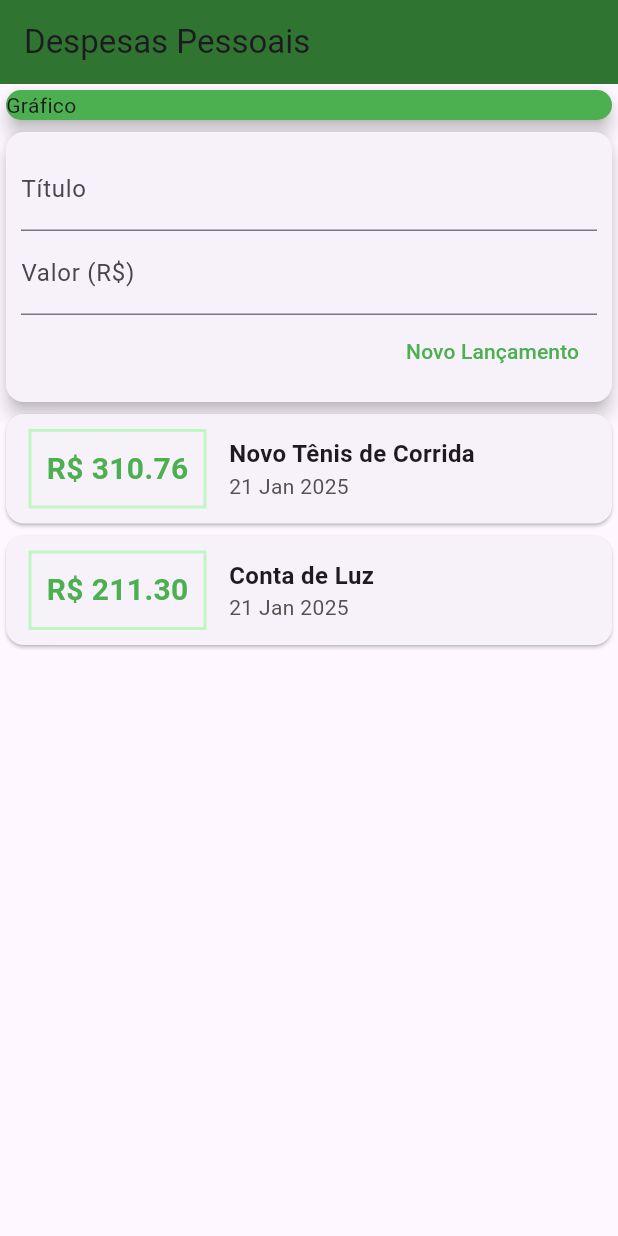
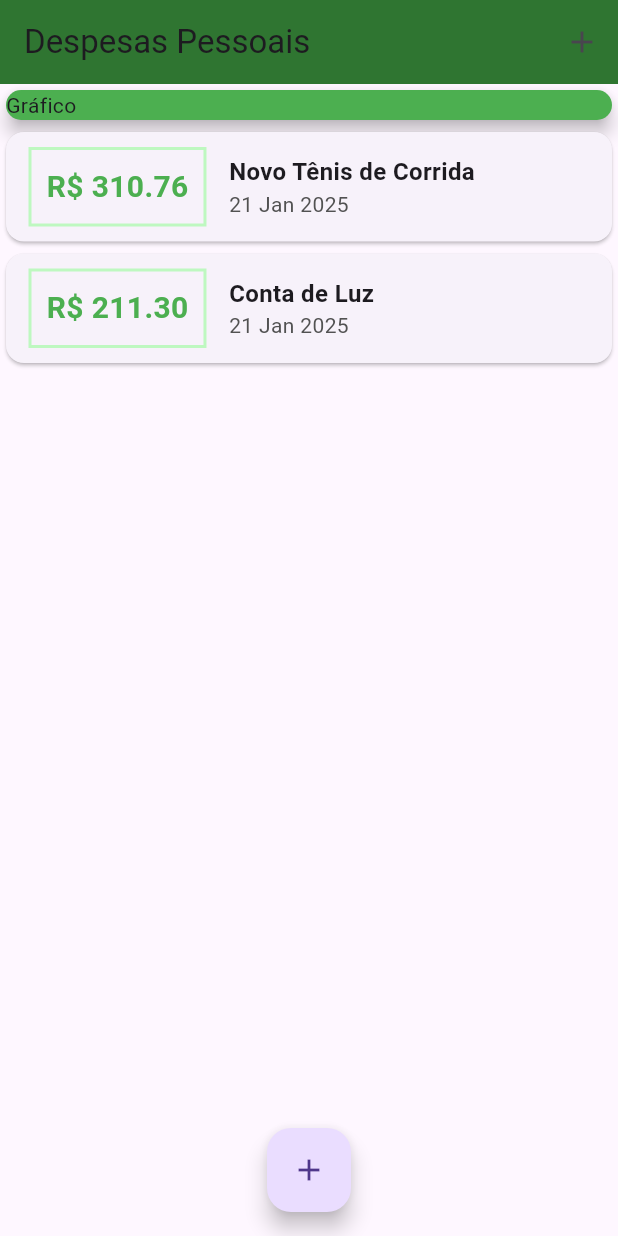
Before and after one commit to ErickFerreiradev/projetoDespesas, a Flutter app: the screen it shows after launch, on a phone screen of 412 x 824 dp. Run offline on Flutter 3.47's test engine with Material 3 defaults, Android fonts, the phone set to English and light mode, and no system bars.

Commit message:
Melhorias implementadas

```diff
--- a/lib/components/transaction_user.dart
+++ /dev/null
@@ -1,52 +0,0 @@
-import 'dart:math';
-
-import 'package:flutter/material.dart';
-import 'transaction_form.dart';
-import 'transaction_list.dart';
-import '../models/transaction.dart';
-
-class TransactionUser extends StatefulWidget {
-  const TransactionUser({super.key});
-
-  @override
-  State<TransactionUser> createState() => _TransactionUserState();
-}
-
-class _TransactionUserState extends State<TransactionUser> {
-  final _transactions = [
-    Transaction(
-      id: 't1',
-      title: 'Novo Tênis de Corrida',
-      value: 310.76,
-      date: DateTime.now(),
-    ),
-    Transaction(
-      id: 't2',
-      title: 'Conta de Luz',
-      value: 211.30,
-      date: DateTime.now(),
-    ),
-  ];
-
-  _addTransaction(String title, double value) {
-    final newTransaction = Transaction(
-      id: Random().nextDouble().toString(),
-      title: title,
-      value: value,
-      date: DateTime.now(),
-      );
-
-    setState(() {
-      _transactions.add(newTransaction);
-    });
-
-  }
-
-  @override
-  Widget build(BuildContext context) {
-    return Column(children: [
-      TransactionForm(_addTransaction),
-      TransactionList(_transactions),
-    ],);
-  }
-}
--- a/lib/main.dart
+++ b/lib/main.dart
@@ -1,7 +1,11 @@
-import 'package:expenses/components/transaction_user.dart';
+import 'package:expenses/components/transaction_form.dart';
 import 'package:flutter/material.dart';
 import 'models/transaction.dart';
 import 'package:intl/intl.dart';
+import 'dart:math';
+import 'package:expenses/components/transaction_form.dart';
+import 'package:expenses/components/transaction_list.dart';
+import '../models/transaction.dart';
 
 main() => runApp(const ExpensesApp());
 
@@ -15,14 +19,66 @@ class ExpensesApp extends StatelessWidget {
   }
 }
 
-class MyHomePage extends StatelessWidget {
+class MyHomePage extends StatefulWidget {
   MyHomePage({Key? key}) : super(key: key);
+
+  @override
+  State<MyHomePage> createState() => _MyHomePageState();
+}
+
+class _MyHomePageState extends State<MyHomePage> {
+
+  final _transactions = [
+    Transaction(
+      id: 't1',
+      title: 'Novo Tênis de Corrida',
+      value: 310.76,
+      date: DateTime.now(),
+    ),
+    Transaction(
+      id: 't2',
+      title: 'Conta de Luz',
+      value: 211.30,
+      date: DateTime.now(),
+    ),
+  ];
+
+  _addTransaction(String title, double value) {
+    final newTransaction = Transaction(
+      id: Random().nextDouble().toString(),
+      title: title,
+      value: value,
+      date: DateTime.now(),
+      );
+
+    setState(() {
+      _transactions.add(newTransaction);
+    });
+
+    Navigator.of(context).pop();
+
+  }
+
+  _opentransactionFormModal(BuildContext context) {
+    showModalBottomSheet(
+      context: context,
+      builder: (_) {
+        return TransactionForm(_addTransaction) ;
+      }
+    );
+  }
 
   @override
   Widget build(BuildContext context) {
     return Scaffold(
       appBar: AppBar(
         title: const Text('Despesas Pessoais'),
+        actions: [
+          IconButton(
+            icon: Icon(Icons.add),
+            onPressed: () => _opentransactionFormModal(context),
+            ),
+        ],
         backgroundColor: const Color.fromARGB(255, 47, 117, 49),
       ),
       body: SingleChildScrollView(
@@ -36,10 +92,15 @@ class MyHomePage extends StatelessWidget {
                 elevation: 5,
               ),
             ),
-             TransactionUser(),
+              TransactionList(_transactions),
           ],
         ),
       ),
+      floatingActionButton: FloatingActionButton(
+        child: Icon(Icons.add),
+        onPressed: () =>  _opentransactionFormModal(context),
+      ),
+      floatingActionButtonLocation: FloatingActionButtonLocation.centerFloat,
     );
   }
 }
```
Also changed, not shown: lib/components/transaction_form.dart (+10 -5 lines).
